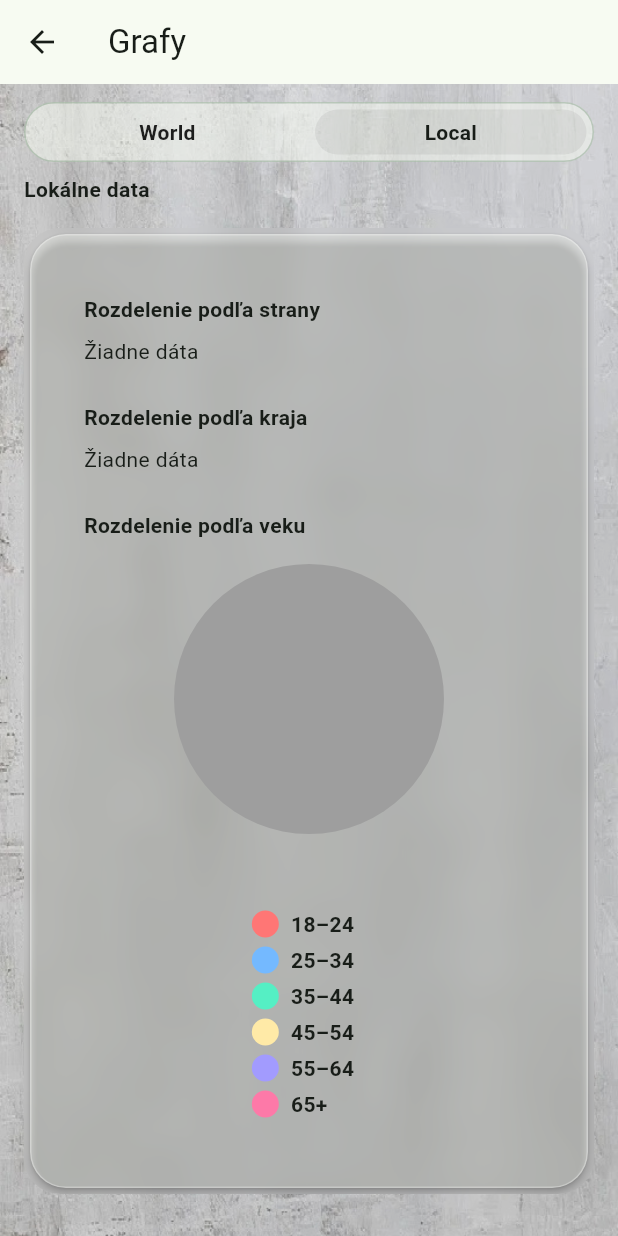
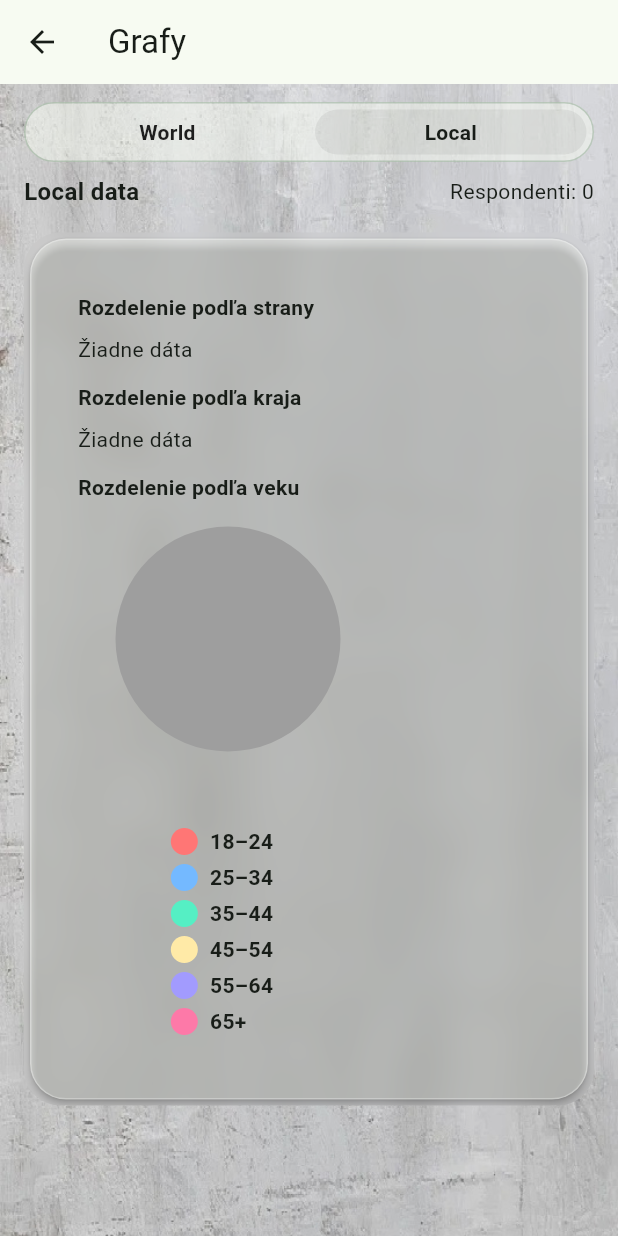
Before and after one commit to S4B4T0N/ExpitPollRequest, a Flutter app: the GrafyScreen screen opened directly, on a phone screen of 412 x 824 dp. Run offline on Flutter 3.47's test engine with Material 3 defaults, Android fonts, the phone set to English and light mode, and no system bars; drawn by our look-alikes of pie_chart; our stand-ins replace sqflite; missing offline and left inert: postgres; accounts and stored records are empty; statements that could not run were skipped.

Commit message:
pridanie poctu respondentov

```diff
--- a/lib/screens/grafy.dart
+++ b/lib/screens/grafy.dart
@@ -23,7 +23,7 @@ class _GrafyScreenState extends State<GrafyScreen> {
   @override
   void initState() {
     super.initState();
-    _worldFuture = WorldRepository.i.fetchPeople();
+    _worldFuture = WorldRepository.i.fetchPeople(); // prednačítanie
   }
 
   @override
@@ -35,13 +35,11 @@ class _GrafyScreenState extends State<GrafyScreen> {
       body: Stack(
         fit: StackFit.expand,
         children: [
-          // pozadie z main.dart
           Image.asset('assets/pozadie/pozadie.jpg', fit: BoxFit.cover),
-          Container(color: const Color.fromRGBO(0, 0, 0, 0.12)),
-
-          // HLAVNÝ OBSAH: prepínač + grafy pod ním
+          Container(color: const Color.fromRGBO(0, 0, 0, 0.10)),
           Column(
             children: [
+              // prepínač World | Local
               Padding(
                 padding: const EdgeInsets.fromLTRB(16, 12, 16, 8),
                 child: ScopeToggle(
@@ -57,39 +55,22 @@ class _GrafyScreenState extends State<GrafyScreen> {
                   },
                 ),
               ),
+
+              // nadpis + počet respondentov
               Padding(
-                padding: const EdgeInsets.symmetric(horizontal: 16),
-                child: Align(
-                  alignment: Alignment.centerLeft,
-                  child: Text(
-                    isWorld ? 'World data' : 'Lokálne data',
-                    style: const TextStyle(
-                      fontSize: 14,
-                      fontWeight: FontWeight.w600,
+                padding: const EdgeInsets.fromLTRB(16, 0, 16, 8),
+                child: _HeaderLine(scope: _scope, worldFuture: _worldFuture),
               ),
-                  ),
-                ),
-              ),
-              const SizedBox(height: 8),
-              Expanded(child: _buildContent(isWorld)),
-            ],
-          ),
-        ],
-      ),
-    );
-  }
 
-  Widget _buildContent(bool isWorld) {
-    if (!isWorld) {
-      final people = PeopleStore.i.people;
-      return _ChartsCard(people: people);
-    }
-
-    return FutureBuilder<List<Person>>(
+              // obsah
+              Expanded(
+                child: isWorld
+                    ? FutureBuilder<List<Person>>(
                         future: _worldFuture,
                         builder: (context, snap) {
                           if (snap.connectionState == ConnectionState.waiting) {
-          return const Center(child: CircularProgressIndicator());
+                            return const Center(
+                                child: CircularProgressIndicator());
                           }
                           if (snap.hasError) {
                             return Center(
@@ -105,6 +86,50 @@ class _GrafyScreenState extends State<GrafyScreen> {
                           final people = snap.data ?? const <Person>[];
                           return _ChartsCard(people: people);
                         },
+                      )
+                    : _ChartsCard(people: PeopleStore.i.people),
+              ),
+            ],
+          ),
+        ],
+      ),
+    );
+  }
+}
+
+/// riadok: "Local data" / "Global data" + počet respondentov
+class _HeaderLine extends StatelessWidget {
+  const _HeaderLine({required this.scope, required this.worldFuture});
+
+  final DataScope scope;
+  final Future<List<Person>>? worldFuture;
+
+  @override
+  Widget build(BuildContext context) {
+    final isWorld = scope == DataScope.world;
+
+    if (!isWorld) {
+      final n = PeopleStore.i.people.length;
+      return _line('Local data', n);
+    }
+
+    return FutureBuilder<List<Person>>(
+      future: worldFuture,
+      builder: (context, snap) {
+        final n = (snap.hasData ? (snap.data?.length ?? 0) : 0);
+        return _line('Global data', n);
+      },
+    );
+  }
+
+  Widget _line(String title, int count) {
+    return Row(
+      children: [
+        Text(title,
+            style: const TextStyle(fontSize: 16, fontWeight: FontWeight.w600)),
+        const Spacer(),
+        Text('Respondenti: $count'),
+      ],
     );
   }
 }
@@ -115,40 +140,57 @@ class _ChartsCard extends StatelessWidget {
 
   @override
   Widget build(BuildContext context) {
-    // 1) Strany
+    // 1) Strana
     final Map<String, int> partyCounts = {};
     for (final p in people) {
       final key = (p.party.isEmpty) ? 'Nezadané' : p.party;
       partyCounts.update(key, (v) => v + 1, ifAbsent: () => 1);
     }
+
     // 2) Kraj
     final Map<String, int> krajCounts = {};
     for (final p in people) {
       final key = (p.kraj.isEmpty) ? 'Nezadané' : p.kraj;
       krajCounts.update(key, (v) => v + 1, ifAbsent: () => 1);
     }
-    // 3) Vekové skupiny
+
+    // 3) Vek
     final Map<String, int> vekCounts = _ageBuckets(people);
+
+    return LayoutBuilder(
+      builder: (context, cs) {
+        const hGap = 12.0;
+        final tileW = (cs.maxWidth - hGap) / 2; // 2 stĺpce
 
         return ListView(
           padding: const EdgeInsets.fromLTRB(16, 8, 16, 16),
           children: [
             GlassCard(
               child: Padding(
-            padding: const EdgeInsets.fromLTRB(16, 20, 16, 16),
-            child: Column(
-              crossAxisAlignment: CrossAxisAlignment.stretch,
+                padding: const EdgeInsets.fromLTRB(12, 16, 12, 12),
+                child: Wrap(
+                  spacing: hGap,
+                  runSpacing: hGap,
                   children: [
-                _section('Rozdelenie podľa strany', partyCounts),
-                const SizedBox(height: 24),
-                _section('Rozdelenie podľa kraja', krajCounts),
-                const SizedBox(height: 24),
-                _section('Rozdelenie podľa veku', vekCounts),
+                    _chartTile(
+                        width: tileW,
+                        title: 'Rozdelenie podľa strany',
+                        data: partyCounts),
+                    _chartTile(
+                        width: tileW,
+                        title: 'Rozdelenie podľa kraja',
+                        data: krajCounts),
+                    _chartTile(
+                        width: tileW,
+                        title: 'Rozdelenie podľa veku',
+                        data: vekCounts),
                   ],
                 ),
               ),
             ),
           ],
+        );
+      },
     );
   }
 
@@ -163,49 +205,49 @@ class _ChartsCard extends StatelessWidget {
     };
     for (final p in people) {
       final a = p.age;
-      if (a >= 18 && a <= 24) {
+      if (a >= 18 && a <= 24)
         m['18–24'] = (m['18–24'] ?? 0) + 1;
-      } else if (a <= 34) {
+      else if (a <= 34)
         m['25–34'] = (m['25–34'] ?? 0) + 1;
-      } else if (a <= 44) {
+      else if (a <= 44)
         m['35–44'] = (m['35–44'] ?? 0) + 1;
-      } else if (a <= 54) {
+      else if (a <= 54)
         m['45–54'] = (m['45–54'] ?? 0) + 1;
-      } else if (a <= 64) {
+      else if (a <= 64)
         m['55–64'] = (m['55–64'] ?? 0) + 1;
-      } else {
+      else
         m['65+'] = (m['65+'] ?? 0) + 1;
-      }
     }
     return m;
   }
 
-  Widget _section(String title, Map<String, int> data) {
-    if (data.isEmpty) {
-      return Column(
-        crossAxisAlignment: CrossAxisAlignment.start,
-        children: [
-          Text(title, style: const TextStyle(fontWeight: FontWeight.bold)),
-          const SizedBox(height: 8),
-          const Text('Žiadne dáta'),
-        ],
-      );
-    }
-
+  Widget _chartTile({
+    required double width,
+    required String title,
+    required Map<String, int> data,
+  }) {
     final total = data.values.fold<int>(0, (a, b) => a + b);
     final Map<String, double> chartData = {
       for (final e in data.entries) e.key: e.value.toDouble()
     };
 
-    return Column(
+    // menší priemer, aby sa zmestili 2 vedľa seba
+    final radius = (width * 0.75).clamp(120.0, 160.0);
+
+    return SizedBox(
+      width: width,
+      child: Column(
         crossAxisAlignment: CrossAxisAlignment.start,
         children: [
           Text(title, style: const TextStyle(fontWeight: FontWeight.bold)),
           const SizedBox(height: 8),
+          if (chartData.isEmpty)
+            const Text('Žiadne dáta')
+          else
             PieChart(
               dataMap: chartData,
               animationDuration: const Duration(milliseconds: 400),
-          chartRadius: 180,
+              chartRadius: radius,
               legendOptions: const LegendOptions(
                 showLegends: true,
                 legendPosition: LegendPosition.bottom,
@@ -219,6 +261,7 @@ class _ChartsCard extends StatelessWidget {
               totalValue: total.toDouble(),
             ),
         ],
+      ),
     );
   }
 }
```
Lines whose indentation alone changed are shown as unchanged.
